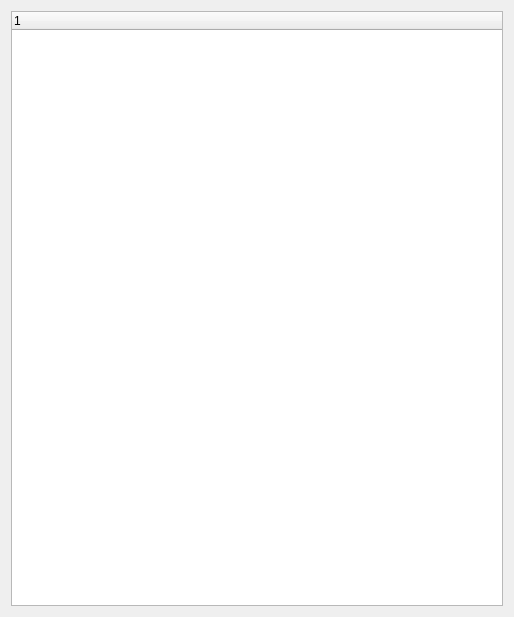
Above: gui/ui/node_dialog.ui from GeekBerry/LICNsim before the change. Below: the same form after it.
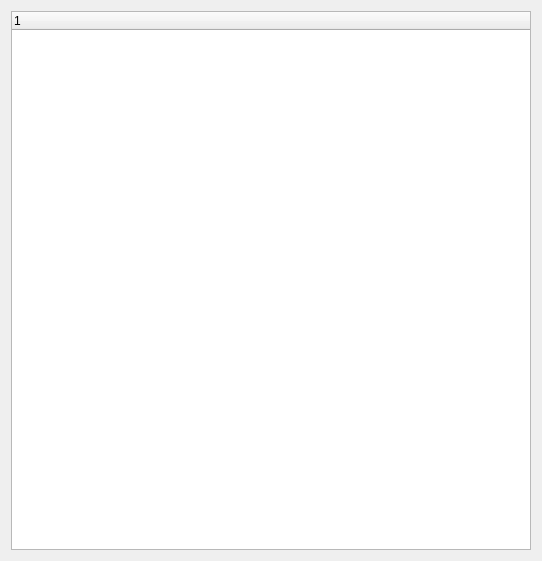
That is the form after the change. Custom widgets are drawn as their Qt base class.

```diff
--- a/gui/ui/node_dialog.ui
+++ b/gui/ui/node_dialog.ui
@@ -6,8 +6,8 @@
    <rect>
     <x>0</x>
     <y>0</y>
-    <width>514</width>
-    <height>617</height>
+    <width>542</width>
+    <height>561</height>
    </rect>
   </property>
   <property name="windowTitle">
```
